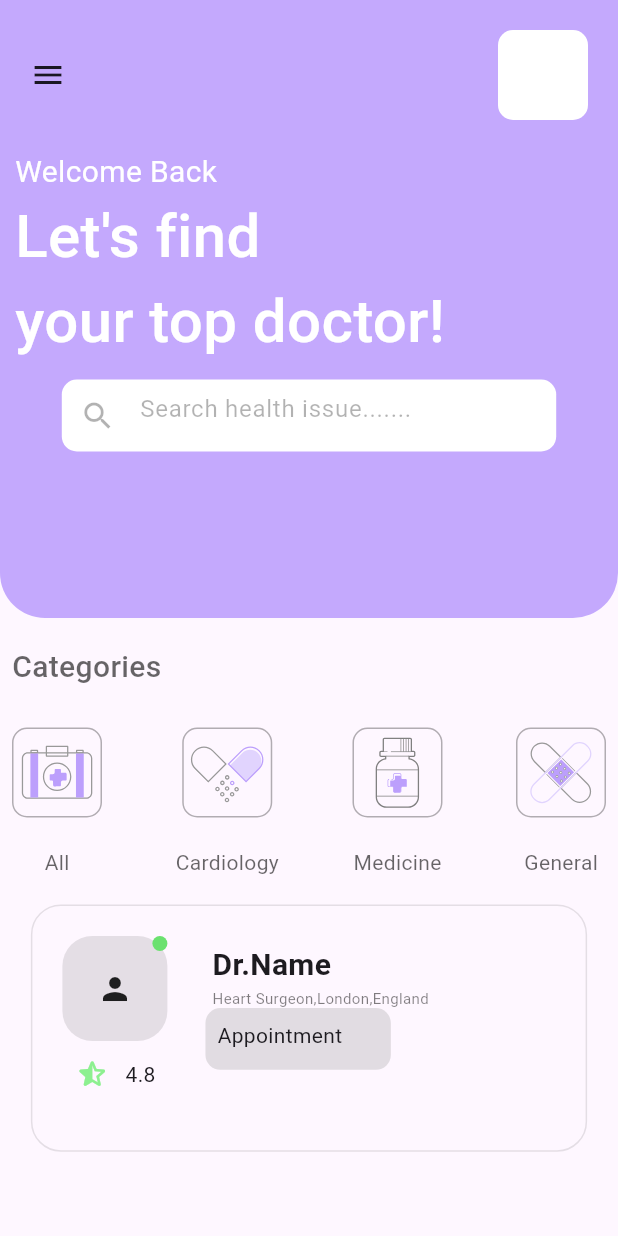
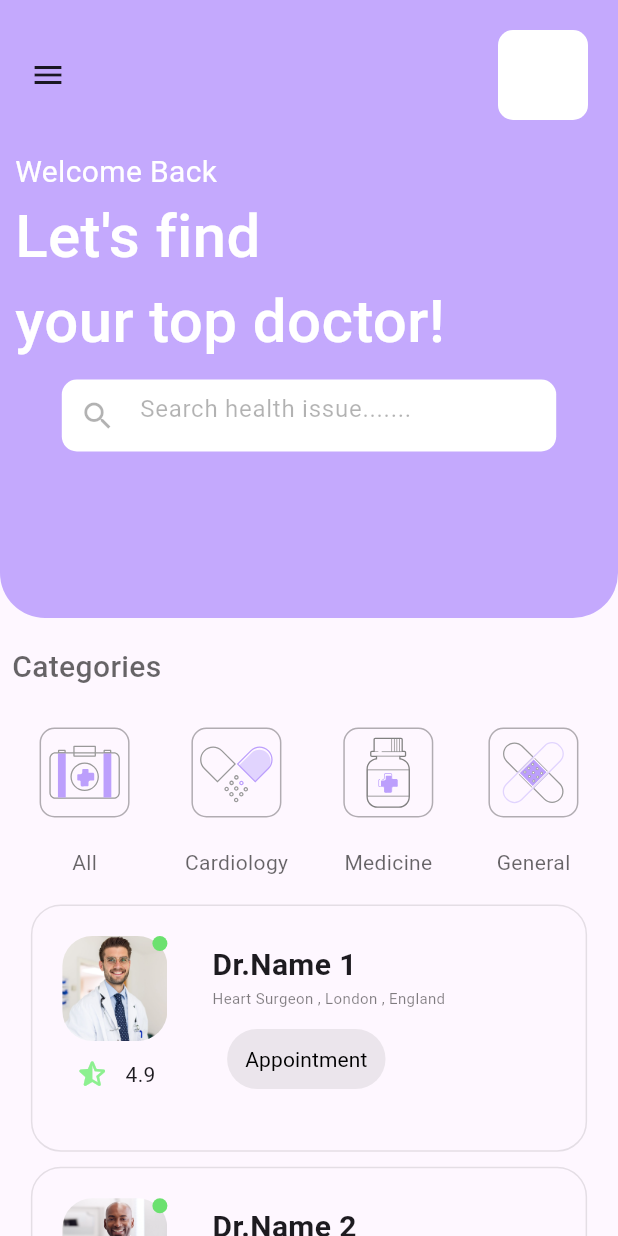
Before and after one commit to faezismaeel/doctor_booking_app, a Flutter app: the screen it shows after launch, on a phone screen of 412 x 824 dp. Run offline on Flutter 3.47's test engine with Material 3 defaults, Android fonts, the phone set to English and light mode, and no system bars; our stand-ins replace flutter_svg.

Commit message:
DetailsPageCreated

```diff
--- a/lib/screens/home/categories/categories.dart
+++ b/lib/screens/home/categories/categories.dart
@@ -30,7 +30,7 @@ class Categories extends StatelessWidget {
         Padding(
           padding: const EdgeInsets.all(8.0),
           child: Row(
-            mainAxisAlignment: MainAxisAlignment.spaceBetween,
+            mainAxisAlignment: MainAxisAlignment.spaceAround,
             crossAxisAlignment: CrossAxisAlignment.start,
             children: [
               ...List.generate(categories.length, (index) => CategoryCards(
--- a/lib/screens/home/home_screen/doctors_list.dart
+++ b/lib/screens/home/home_screen/doctors_list.dart
@@ -1,65 +1,76 @@
+import 'package:book_your_doctor/screens/details/appoinment_details.dart';
 import 'package:book_your_doctor/size_config/size_config.dart';
 import 'package:flutter/material.dart';
 
 class DoctorsList extends StatelessWidget {
-  const DoctorsList({super.key});
-
+  const DoctorsList(
+      {super.key,
+      required this.title,
+      required this.subTitle,
+      required this.image,
+      required this.rating});
+  final String title, subTitle, image;
+  final double rating;
   @override
   Widget build(BuildContext context) {
-    return Column(
-      children: [
-        Container(
+    return Container(
       height: SizeConfig.screenHeight * 0.2,
       width: SizeConfig.screenWidth * 0.9,
       decoration: BoxDecoration(
           border: Border.all(color: Colors.black.withOpacity(0.1)),
-          borderRadius: BorderRadius.circular(20)
-          ),
+          borderRadius: BorderRadius.circular(20)),
       child: Row(
-            crossAxisAlignment: CrossAxisAlignment.start,
+        mainAxisAlignment: MainAxisAlignment.start,
         children: [
         Padding(
-              padding: const EdgeInsets.only(top: 20,left: 20),
+          padding: const EdgeInsets.only(top: 20, left: 20),
           child: Column(
             children: [
               Stack(
-                    children:[
-                      Container(
+                children: [
+                  ClipRRect(
+                    borderRadius: BorderRadius.circular(20),
+                    child: Container(
                       height: 70,
                       width: 70,
-                      child: Icon(Icons.person),
-                      decoration: BoxDecoration(
-                      color: Colors.black.withOpacity(0.1),
-                      borderRadius: BorderRadius.circular(20),
+                      child: Image(image: AssetImage(image),fit: BoxFit.cover,),
                     ),
                   ),
-                    Positioned(
+                  const Positioned(
                     right: 0,
                     child: CircleAvatar(
                       radius: 5,
-                        backgroundColor: const Color.fromARGB(255, 107, 225, 111),
+                      backgroundColor: Color.fromARGB(255, 107, 225, 111),
                     ),
                   )
-                ],),
-                SizedBox(height: 10,),
+                ],
+              ),
+              const SizedBox(
+                height: 10,
+              ),
               Row(
                 children: [
-                    Icon(Icons.star_half_rounded,color: Color.fromARGB(255, 141, 240, 144),),
-                    SizedBox(width: 10,),
-                    Text("4.8")
+                  const Icon(
+                    Icons.star_half_rounded,
+                    color: Color.fromARGB(255, 141, 240, 144),
+                  ),
+                  const SizedBox(
+                    width: 10,
+                  ),
+                  Text("$rating")
                 ],
               )
             ],
           ),
         ),
         Column(
+          mainAxisAlignment: MainAxisAlignment.start,
           children: [
             Padding(
-                  padding: const EdgeInsets.only(top: 25,left: 30),
-                  child: Text.rich(
-                    TextSpan(
-                      text: "Dr.Name\n",
-                      style: TextStyle(
+              padding: const EdgeInsets.only(top: 25, left: 30),
+              child: Text.rich(TextSpan(
+                  text: "$title\n",
+                  style: const TextStyle(
                     fontSize: 20,
                     fontWeight: FontWeight.bold,
                   ),
@@ -68,31 +79,32 @@ class DoctorsList extends StatelessWidget {
                         style: TextStyle(
                             fontSize: 10,
                             fontWeight: FontWeight.normal,
-                            color: Colors.black.withOpacity(0.5)
+                            color: Colors.black.withOpacity(0.5)),
+                        text: subTitle)
+                  ])),
             ),
-                          text: "Heart Surgeon,London,England"
-                        )
-                      ]
-                    )
+            SizedBox(height: 10,),
+            TextButton(
+              style: TextButton.styleFrom(
+                backgroundColor: Colors.grey.withOpacity(0.2),
+              ),
+              onPressed: (){
+                Navigator.of(context).push(
+                  MaterialPageRoute(builder: (_){
+                    return AppoinmemntDetails(image: image,name: title,);
+                  })
+                );
+              },
+              child: const Text("Appointment",
+              style: TextStyle(
+                color: Colors.black,
+                fontWeight: FontWeight.normal
               ),
               ),
-                Container(
-                  height: SizeConfig.screenHeight/20,
-                  width: SizeConfig.screenWidth * 0.3,
-                  decoration: BoxDecoration(
-                    color: Colors.grey.withOpacity(0.3),
-                    borderRadius: BorderRadius.circular(10)
             ),
-                  child: Padding(
-                    padding: const EdgeInsets.all(8.0),
-                    child: Text("Appointment"),
-                  ),
-                )
           ],
         ),
       ]),
-        ),
-      ],
     );
   }
 }
--- a/lib/screens/home/home_screen/home_screen.dart
+++ b/lib/screens/home/home_screen/home_screen.dart
@@ -17,14 +17,29 @@ class _HomeScreenState extends State<HomeScreen> {
 
   SizeConfig().init(context);
     return Scaffold(
-      body: Column(
+      body: SingleChildScrollView(
+        child: Column(
           children: [
             HomeHeader(),
             SizedBox(height: 10,),
             Categories(),
             SizedBox(height: 10,),
-          DoctorsList(),
+            DoctorsList(
+              title: "Dr.Name 1",
+              subTitle: "Heart Surgeon , London , England",
+              image: "assets/images/doctor_one.png",
+              rating: 4.9,
+            ),
+            SizedBox(height: 10,),
+            DoctorsList(
+               title: "Dr.Name 2",
+              subTitle: "General Dentist",
+              image: "assets/images/doctor_two.png",
+              rating: 4,
+            ),
+
           ],
+        ),
       ),
     );
   }
```
Also changed, not shown: lib/screens/details/analystics.dart (added, +103 -0 lines), lib/screens/details/appoinment_details.dart (added, +103 -0 lines), lib/screens/details/schedules.dart (added, +62 -0 lines), assets/images/doctor_one.png (added), assets/images/doctor_two.png (added). Lines whose indentation alone changed are shown as unchanged.
